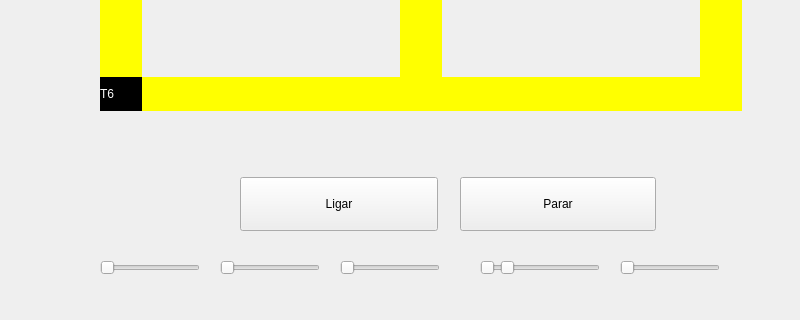
Qt form mainwindow.ui (ArturRochel/threadtrem) before a commit; both pictures show x 0 to 800 and y 440 to 760 of the 900 by 760 pixel window.
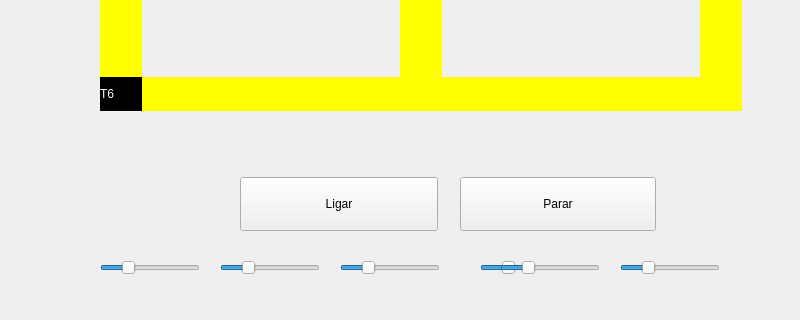
The same form after that commit.

```diff
--- a/mainwindow.ui
+++ b/mainwindow.ui
@@ -280,6 +280,15 @@
    <height>22</height>
   </rect>
  </property>
+ <property name="minimum">
+ <number>0</number>
+ </property>
+ <property name="maximum">
+ <number>200</number>
+ </property>
+  <property name="value">
+  <number>50</number> 
+ </property>
  <property name="orientation">
   <enum>Qt::Horizontal</enum>
  </property>
@@ -294,6 +303,15 @@
    <height>22</height>
   </rect>
  </property>
+  <property name="minimum">
+ <number>0</number>
+ </property>
+ <property name="maximum">
+ <number>200</number>
+ </property>
+   <property name="value">
+  <number>50</number> 
+ </property>
  <property name="orientation">
   <enum>Qt::Horizontal</enum>
  </property>
@@ -308,6 +326,15 @@
    <height>22</height>
   </rect>
  </property>
+  <property name="minimum">
+ <number>0</number>
+ </property>
+ <property name="maximum">
+ <number>200</number>
+ </property>
+   <property name="value">
+  <number>50</number> 
+ </property>
  <property name="orientation">
   <enum>Qt::Horizontal</enum>
  </property>
@@ -322,6 +349,15 @@
    <height>22</height>
   </rect>
  </property>
+  <property name="minimum">
+ <number>0</number>
+ </property>
+ <property name="maximum">
+ <number>200</number>
+ </property>
+   <property name="value">
+  <number>50</number> 
+ </property>
  <property name="orientation">
   <enum>Qt::Horizontal</enum>
  </property>
@@ -336,6 +372,15 @@
    <height>22</height>
   </rect>
  </property>
+  <property name="minimum">
+ <number>0</number>
+ </property>
+ <property name="maximum">
+ <number>200</number>
+ </property>
+   <property name="value">
+  <number>50</number> 
+ </property>
  <property name="orientation">
   <enum>Qt::Horizontal</enum>
  </property>
@@ -350,6 +395,15 @@
    <height>22</height>
   </rect>
  </property>
+  <property name="minimum">
+ <number>0</number>
+ </property>
+ <property name="maximum">
+ <number>200</number>
+ </property>
+   <property name="value">
+  <number>50</number> 
+ </property>
  <property name="orientation">
   <enum>Qt::Horizontal</enum>
  </property>
```
Left out of the diff: 8 changed lines with no effect on the pictures.
